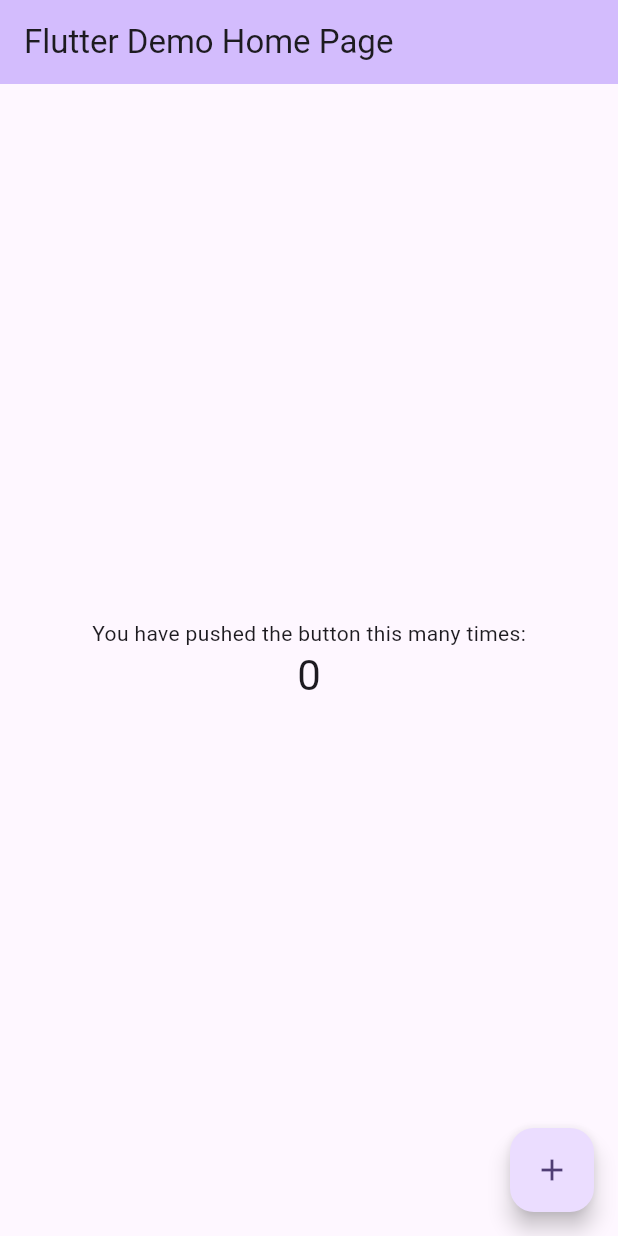
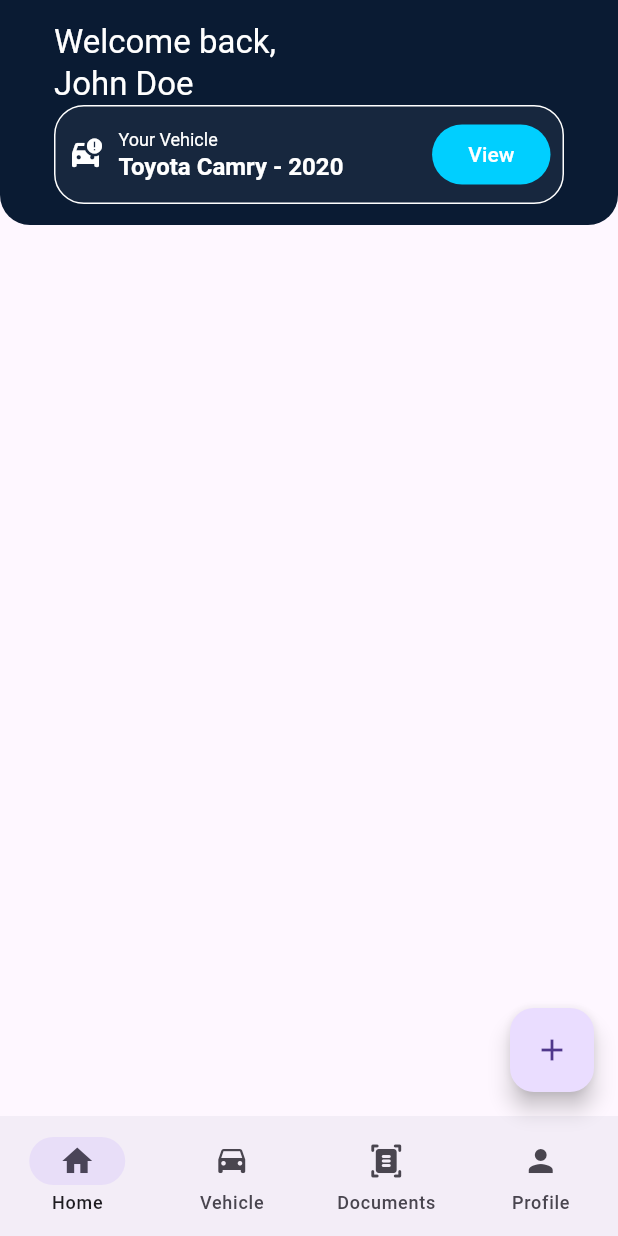
Before and after one commit to geofrey254/pitsto_mobile, a Flutter app: the screen it shows after launch, on a phone screen of 412 x 824 dp. Run offline on Flutter 3.47's test engine with Material 3 defaults, Android fonts, the phone set to English and light mode, and no system bars.

Commit message:
Created AppBar

```diff
--- a/lib/main.dart
+++ b/lib/main.dart
@@ -1,4 +1,5 @@
 import 'package:flutter/material.dart';
+import 'package:pitsto_app/screens/home/home_page.dart';
 
 void main() {
   runApp(const MyApp());
@@ -7,116 +8,50 @@ void main() {
 class MyApp extends StatelessWidget {
   const MyApp({super.key});
 
-  // This widget is the root of your application.
   @override
   Widget build(BuildContext context) {
     return MaterialApp(
-      title: 'Flutter Demo',
-      theme: ThemeData(
-        // This is the theme of your application.
-        //
-        // TRY THIS: Try running your application with "flutter run". You'll see
-        // the application has a purple toolbar. Then, without quitting the app,
-        // try changing the seedColor in the colorScheme below to Colors.green
-        // and then invoke "hot reload" (save your changes or press the "hot
-        // reload" button in a Flutter-supported IDE, or press "r" if you used
-        // the command line to start the app).
-        //
-        // Notice that the counter didn't reset back to zero; the application
-        // state is not lost during the reload. To reset the state, use hot
-        // restart instead.
-        //
-        // This works for code too, not just values: Most code changes can be
-        // tested with just a hot reload.
-        colorScheme: .fromSeed(seedColor: Colors.deepPurple),
-      ),
-      home: const MyHomePage(title: 'Flutter Demo Home Page'),
+      debugShowCheckedModeBanner: false,
+      theme: ThemeData(primarySwatch: Colors.deepOrange),
+      home: RootPage(),
     );
   }
 }
 
-class MyHomePage extends StatefulWidget {
-  const MyHomePage({super.key, required this.title});
-
-  // This widget is the home page of your application. It is stateful, meaning
-  // that it has a State object (defined below) that contains fields that affect
-  // how it looks.
-
-  // This class is the configuration for the state. It holds the values (in this
-  // case the title) provided by the parent (in this case the App widget) and
-  // used by the build method of the State. Fields in a Widget subclass are
-  // always marked "final".
-
-  final String title;
+class RootPage extends StatefulWidget {
+  const RootPage({super.key});
 
   @override
-  State<MyHomePage> createState() => _MyHomePageState();
+  State<RootPage> createState() => _RootPageState();
 }
 
-class _MyHomePageState extends State<MyHomePage> {
-  int _counter = 0;
-
-  void _incrementCounter() {
-    setState(() {
-      // This call to setState tells the Flutter framework that something has
-      // changed in this State, which causes it to rerun the build method below
-      // so that the display can reflect the updated values. If we changed
-      // _counter without calling setState(), then the build method would not be
-      // called again, and so nothing would appear to happen.
-      _counter++;
-    });
-  }
+class _RootPageState extends State<RootPage> {
+  int currentPage = 0;
 
   @override
   Widget build(BuildContext context) {
-    // This method is rerun every time setState is called, for instance as done
-    // by the _incrementCounter method above.
-    //
-    // The Flutter framework has been optimized to make rerunning build methods
-    // fast, so that you can just rebuild anything that needs updating rather
-    // than having to individually change instances of widgets.
     return Scaffold(
-      appBar: AppBar(
-        // TRY THIS: Try changing the color here to a specific color (to
-        // Colors.amber, perhaps?) and trigger a hot reload to see the AppBar
-        // change color while the other colors stay the same.
-        backgroundColor: Theme.of(context).colorScheme.inversePrimary,
-        // Here we take the value from the MyHomePage object that was created by
-        // the App.build method, and use it to set our appbar title.
-        title: Text(widget.title),
-      ),
-      body: Center(
-        // Center is a layout widget. It takes a single child and positions it
-        // in the middle of the parent.
-        child: Column(
-          // Column is also a layout widget. It takes a list of children and
-          // arranges them vertically. By default, it sizes itself to fit its
-          // children horizontally, and tries to be as tall as its parent.
-          //
-          // Column has various properties to control how it sizes itself and
-          // how it positions its children. Here we use mainAxisAlignment to
-          // center the children vertically; the main axis here is the vertical
-          // axis because Columns are vertical (the cross axis would be
-          // horizontal).
-          //
-          // TRY THIS: Invoke "debug painting" (choose the "Toggle Debug Paint"
-          // action in the IDE, or press "p" in the console), to see the
-          // wireframe for each widget.
-          mainAxisAlignment: .center,
-          children: [
-            const Text('You have pushed the button this many times:'),
-            Text(
-              '$_counter',
-              style: Theme.of(context).textTheme.headlineMedium,
-            ),
-          ],
+      body: Home(),
+      floatingActionButton: FloatingActionButton(
+        onPressed: () {
+          debugPrint('Floating Action Button');
+        },
+        child: Icon(Icons.add),
         ),
-      ),
-      floatingActionButton: FloatingActionButton(
-        onPressed: _incrementCounter,
-        tooltip: 'Increment',
-        child: const Icon(Icons.add),
-      ),
+        bottomNavigationBar: NavigationBar(destinations: [
+          NavigationDestination(icon: Icon(Icons.home), label: 'Home'),
+          NavigationDestination(icon: Icon(Icons.drive_eta), label: 'Vehicle'),
+          NavigationDestination(icon: Icon(Icons.document_scanner_rounded), label: 'Documents'),
+          NavigationDestination(icon: Icon(Icons.person), label: 'Profile'),
+
+        ],
+        onDestinationSelected: (int index){
+          setState(() {
+            currentPage = index;
+          });
+        },
+        selectedIndex: currentPage,
+        ),
     );
   }
 }
--- /dev/null
+++ b/lib/screens/home/home_page.dart
@@ -0,0 +1,86 @@
+import 'package:flutter/material.dart';
+import 'package:pitsto_app/screens/profile/profile_page.dart';
+
+class Home extends StatelessWidget {
+  const Home({super.key});
+
+  @override
+  Widget build(BuildContext context) {
+    return Scaffold(
+      appBar: AppBar(
+        backgroundColor: Color(0xFF0A1B33),
+        toolbarHeight: 150,
+        shape: RoundedRectangleBorder(
+          borderRadius: BorderRadius.only(
+            bottomLeft: Radius.circular(20),
+            bottomRight: Radius.circular(20),
+          ),
+        ),
+        title: Padding(
+          padding: EdgeInsets.all(20),
+          child: Column(
+            crossAxisAlignment: CrossAxisAlignment.start,
+            mainAxisSize: MainAxisSize.min,
+
+            children: [
+              Row(
+                children: [
+                  Column(
+                    crossAxisAlignment: CrossAxisAlignment.start,
+                    mainAxisSize: MainAxisSize.min,
+
+                    children: [
+                      Text(
+                        "Welcome back,",
+                        style: TextStyle(color: Colors.white),
+                      ),
+                      Text("John Doe", style: TextStyle(color: Colors.white)),
+                    ],
+                  ),
+                ],
+              ),
+              Container(
+                padding: EdgeInsets.all(8),
+                decoration: BoxDecoration(
+                  borderRadius: BorderRadius.all(Radius.circular(20)),
+                  color: Color.fromARGB(16, 221, 221, 221),
+                  border: Border.all(color: Colors.white),
+                ),
+                child: Row(
+                  crossAxisAlignment: CrossAxisAlignment.center,
+                  children: [
+                    Icon(Icons.car_crash, color: Colors.white),
+                    SizedBox(width: 10),
+                    Column(
+                      crossAxisAlignment: CrossAxisAlignment.start,
+                      children: [
+                        Text(
+                          "Your Vehicle",
+                          style: TextStyle(color: Colors.white, fontSize: 12),
+                        ),
+                        Text(
+                          "Toyota Camry - 2020",
+                          style: TextStyle(
+                            color: Colors.white,
+                            fontSize: 16,
+                            fontWeight: FontWeight.bold,
+                          ),
+                        ),
+                      ],
+                    ),
+                    Spacer(),
+
+                    FilledButton(onPressed: (){},style: FilledButton.styleFrom(
+                      backgroundColor: Color(0xFF00CFFF)
+                    ), child: Text("View"),)
+                  ],
+                ),
+              ),
+            ],
+          ),
+        ),
+        centerTitle: false,
+      ),
+    );
+  }
+}
--- /dev/null
+++ b/lib/screens/profile/profile_page.dart
@@ -0,0 +1,17 @@
+import 'package:flutter/material.dart';
+
+class ProfilePage extends StatefulWidget {
+  const ProfilePage({super.key});
+
+  @override
+  State<ProfilePage> createState() => _ProfilePageState();
+}
+
+class _ProfilePageState extends State<ProfilePage> {
+  @override
+  Widget build(BuildContext context) {
+    return Scaffold(
+      appBar: AppBar(title: Text("Profile Page"),),
+    );
+  }
+}
```
